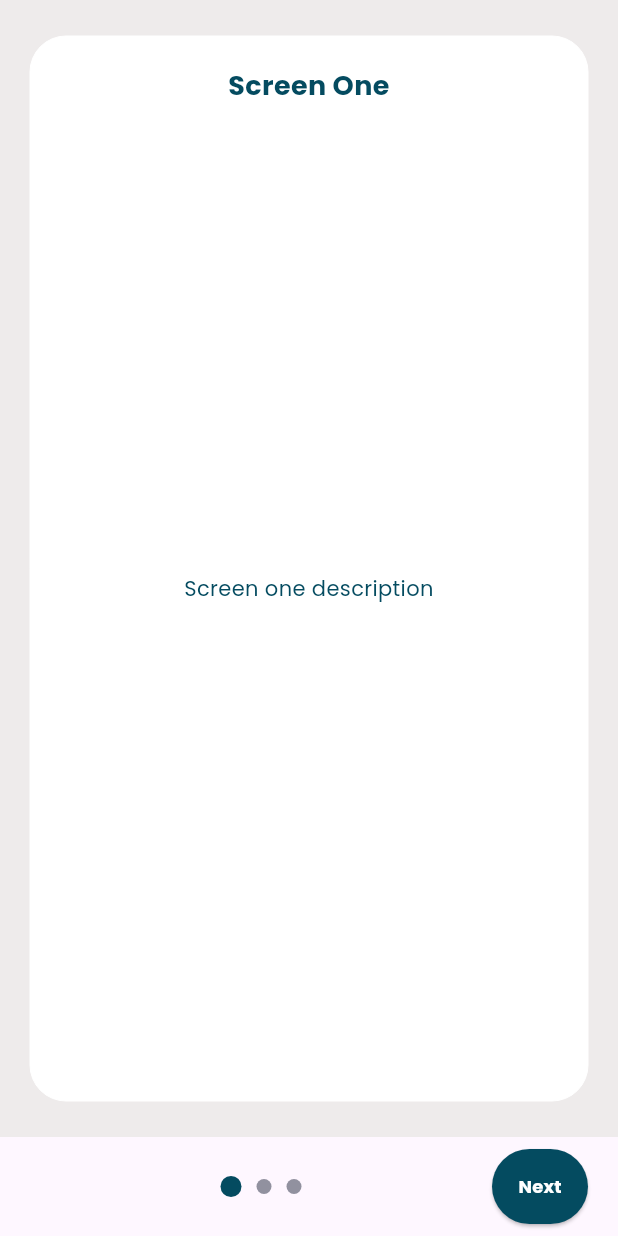
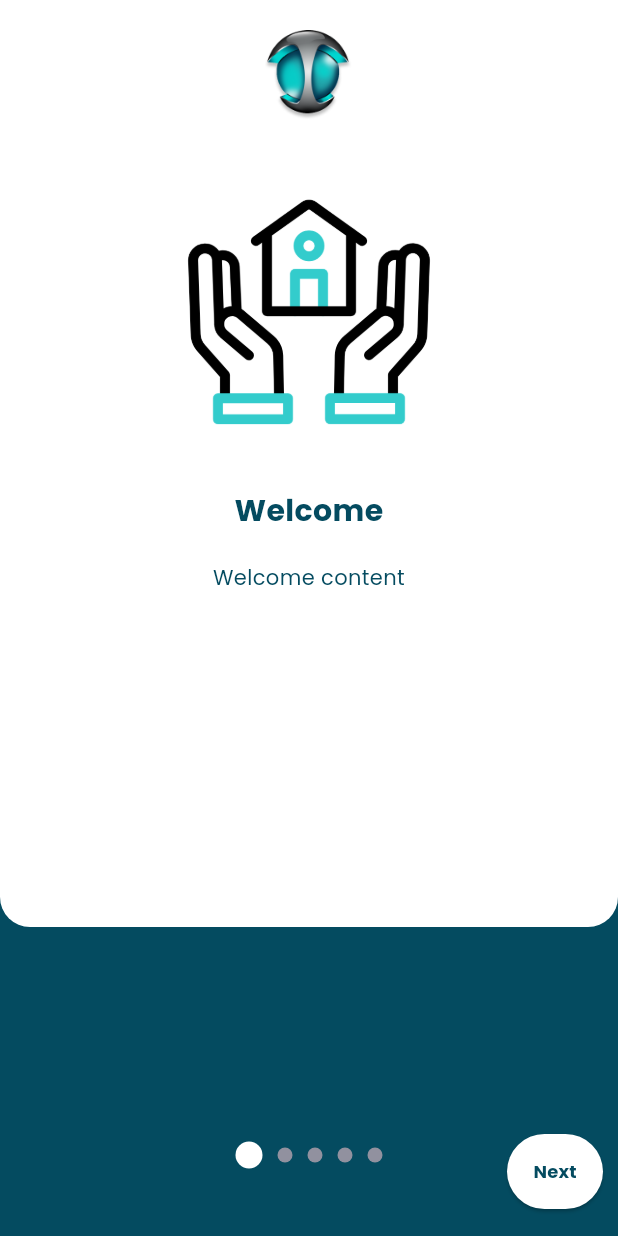
Before and after one commit to onyxtec-org/mortgage_calculator, a Flutter app: the screen it shows after launch, on a phone screen of 412 x 824 dp. Run offline on Flutter 3.47's test engine with Material 3 defaults, Android fonts, the phone set to English and light mode, and no system bars; drawn by our look-alikes of dots_indicator; our stand-ins replace flutter_svg, pie_chart, sqflite; missing offline and left inert: super_tooltip; accounts and stored records are empty.

Commit message:
onboarding view design done

```diff
--- a/lib/common/constants/icons_constant.dart
+++ b/lib/common/constants/icons_constant.dart
@@ -1,6 +1,7 @@
 class IconsConstant {
   static const String iconsBasePath = 'assets/icons/';
   static const String imagesBasePath = 'assets/images/';
+  static const String gifBasePath = 'assets/gif/';
   static const String icBackArrow = '${iconsBasePath}ic-back.svg';
   static const String icDownArrow = '${iconsBasePath}ic-down-arrow.svg';
   static const String icHome = '${iconsBasePath}ic-home.svg';
@@ -31,4 +32,11 @@ class IconsConstant {
   static const String icAvatar = '${imagesBasePath}avatar.png';
   static const String icLogo = '${imagesBasePath}ic-logo.png';
   static const String icBill = '${imagesBasePath}sui.png';
+
+  ///gif asseets path
+  static const String welcomeGif = '${gifBasePath}welcome.gif';
+  static const String calculateMortgageGif = '${gifBasePath}calculate-mortgage.gif';
+  static const String resultGif = '${gifBasePath}result.gif';
+  static const String historyGif = '${gifBasePath}history.gif';
+  static const String getStartedGif = '${gifBasePath}get-started.gif';
 }
--- a/lib/models/OnBoardingModel.dart
+++ b/lib/models/OnBoardingModel.dart
@@ -1,13 +1,17 @@
+import 'package:mortgage_calculator/common/constants/icons_constant.dart';
+
 class OnBoardingModel {
+  final String gifPath;
   final String title;
   final String description;
 
-  OnBoardingModel({required this.title, required this.description});
+  OnBoardingModel({required this.gifPath, required this.title, required this.description});
 
   static final List<OnBoardingModel> onBoardingData = [
-    OnBoardingModel(title: 'Screen One', description: 'Screen one description'),
-    OnBoardingModel(title: 'Screen Two', description: 'Screen two description'),
-    OnBoardingModel(title: 'Screen Three', description: 'Screen three description'),
+    OnBoardingModel(gifPath: IconsConstant.welcomeGif, title: 'Welcome', description: 'Welcome content'),
+    OnBoardingModel(gifPath: IconsConstant.calculateMortgageGif, title: 'Calculate Mortgage', description: 'Calculate Mortgage content'),
+    OnBoardingModel(gifPath: IconsConstant.resultGif, title: 'Result', description: 'Result content'),
+    OnBoardingModel(gifPath: IconsConstant.historyGif, title: 'Save History', description: 'Save history content'),
+    OnBoardingModel(gifPath: IconsConstant.getStartedGif, title: 'Get Started', description: 'Get started content'),
   ];
-
 }
--- a/lib/onboarding_screen.dart
+++ b/lib/onboarding_screen.dart
@@ -3,10 +3,7 @@ import 'package:flutter/material.dart';
 import 'package:mortgage_calculator/ViewModels/OnBoardingViewModel.dart';
 import 'package:mortgage_calculator/common/constants/icons_constant.dart';
 import 'package:mortgage_calculator/common/constants/my_style.dart';
-import 'package:mortgage_calculator/common/widgets/background_container.dart';
 import 'package:mortgage_calculator/common/widgets/elevated_button.dart';
-import 'package:mortgage_calculator/common/widgets/icon_text_view.dart';
-import 'package:mortgage_calculator/common/widgets/svg_icon_widget.dart';
 import 'package:mortgage_calculator/common/widgets/text_view.dart';
 import 'package:mortgage_calculator/home_screen.dart';
 import 'package:provider/provider.dart';
@@ -27,6 +24,9 @@ class _OnBoardingScreenState extends State<OnBoardingScreen> {
 
   @override
   Widget build(BuildContext context) {
+    // Get the screen width and height
+    final screenWidth = MediaQuery.of(context).size.width;
+    final screenHeight = MediaQuery.of(context).size.height;
     return ChangeNotifierProvider(
       create: (_) => OnBoardingViewModel(),
       child: Builder(builder: (context) {
@@ -34,7 +34,26 @@ class _OnBoardingScreenState extends State<OnBoardingScreen> {
         return SafeArea(
           child: Scaffold(
             body: Container(
-              color: MyStyle.backgroundColor,
+              color: MyStyle.primaryColor,
+              child: Column(
+                children: [
+                  Expanded(
+                    child: Container(
+                      decoration: const BoxDecoration(
+                        borderRadius: BorderRadius.only(
+                          bottomLeft: Radius.circular(MyStyle.twenty),
+                          bottomRight: Radius.circular(MyStyle.twenty),
+                        ),
+                        color: MyStyle.whiteColor,
+                      ),
+                      child: Column(
+                        children: [
+                          const SizedBox(height: MyStyle.twenty),
+                          Image.asset(
+                            IconsConstant.icLogo,
+                            width: 60,
+                          ),
+                          Expanded(
                             child: PageView.builder(
                               controller: _pageController,
                               itemCount: onBoardingData.length,
@@ -45,47 +64,28 @@ class _OnBoardingScreenState extends State<OnBoardingScreen> {
                               },
                               itemBuilder: (context, index) {
                                 final item = onBoardingData[index];
-                  return Padding(
-                    padding: const EdgeInsets.symmetric(vertical: MyStyle.twentyFour, horizontal: MyStyle.twenty),
-                    child: BackgroundContainer(
-                        color: MyStyle.whiteColor,
-                        borderRadius: MyStyle.twentyFour,
-                        isBorder: false,
-                        borderColor: MyStyle.whiteColor,
-                        child: Padding(
-                          padding: const EdgeInsets.all(MyStyle.twenty),
-                          child: Column(
-                            children: [
-                              TextView(
-                                text: item.title,
-                                alignment: Alignment.center,
-                                fontSize: MyStyle.eighteen,
-                                fontWeight: FontWeight.bold,
-                              ),
-                              Expanded(
-                                child: Center(
-                                  child: SingleChildScrollView(
-                                    child: TextView(
-                                      text: item.description,
-                                      alignment: Alignment.center,
-                                      fontSize: MyStyle.fourteen,
-                                    ),
-                                  ),
+                                return OnBoardingWidget(item: item, screenWidth: screenWidth);
+                              },
                             ),
                           ),
                         ],
                       ),
-                        )),
-                  );
-                },
                     ),
                   ),
-            bottomNavigationBar: Container(
-              padding: EdgeInsets.symmetric(vertical: MyStyle.eight, horizontal: MyStyle.twenty),
-              child: Row(
+                  Container(
+                    height: screenHeight * 0.25,
+                    padding: const EdgeInsets.symmetric(vertical: MyStyle.eight, horizontal: MyStyle.ten),
+                    child: Column(
+                      children: [
+                        const Spacer(),
+                        Stack(
                           children: [
                             if (currentIndex > 0)
-                    Button(
+                              Align(
+                                alignment: Alignment.centerLeft,
+                                child: Button(
+                                  buttonColor: MyStyle.whiteColor,
+                                  textColor: MyStyle.primaryColor,
                                   onPressed: () {
                                     if (currentIndex > 0) {
                                       _pageController.previousPage(
@@ -97,33 +97,48 @@ class _OnBoardingScreenState extends State<OnBoardingScreen> {
                                   text: 'Back',
                                   fontSize: MyStyle.twelve,
                                 ),
-                  Expanded(
+                              ),
+                            Align(
+                              alignment: Alignment.center,
                               child: DotsIndicator(
                                 dotsCount: onBoardingData.length,
                                 position: currentIndex,
                                 decorator: const DotsDecorator(
                                   color: MyStyle.grayColor,
-                        activeColor: MyStyle.primaryColor,
+                                  activeColor: MyStyle.whiteColor,
                                   size: Size(10, 10),
                                   spacing: EdgeInsets.all(5),
-                        activeSize: Size(14, 14),
+                                  activeSize: Size(MyStyle.eighteen, MyStyle.eighteen),
                                 ),
                               ),
                             ),
-                  Button(
+                            Align(
+                              alignment: Alignment.centerRight,
+                              child: Button(
+                                buttonColor: MyStyle.whiteColor,
+                                textColor: MyStyle.primaryColor,
                                 onPressed: () {
                                   if (currentIndex < onBoardingData.length - 1) {
                                     _pageController.nextPage(
-                          duration: Duration(milliseconds: 300),
+                                      duration: const Duration(milliseconds: 300),
                                       curve: Curves.easeInOut,
                                     );
                                   } else {
-                        Navigator.pushReplacement(context, MaterialPageRoute(builder: (_) => HomeScreen()));
+                                    Navigator.pushReplacement(context, MaterialPageRoute(builder: (_) => const HomeScreen()));
                                   }
                                 },
-                    text: currentIndex < onBoardingData.length - 1 ? 'Next' : 'Get Start',
+                                text: currentIndex < onBoardingData.length - 1 ? 'Next' : 'Get Started',
                                 fontSize: MyStyle.twelve,
                               ),
+                            ),
+                          ],
+                        ),
+                        const SizedBox(
+                          height: MyStyle.ten,
+                        )
+                      ],
+                    ),
+                  )
                 ],
               ),
             ),
@@ -133,3 +148,47 @@ class _OnBoardingScreenState extends State<OnBoardingScreen> {
     );
   }
 }
+
+class OnBoardingWidget extends StatelessWidget {
+  const OnBoardingWidget({
+    super.key,
+    required this.item,
+    required this.screenWidth,
+  });
+
+  final OnBoardingModel item;
+  final double screenWidth;
+
+  @override
+  Widget build(BuildContext context) {
+    return Padding(
+      padding: const EdgeInsets.all(MyStyle.twenty),
+      child: Column(
+        children: [
+          Image.asset(item.gifPath, height: screenWidth / 2),
+          const SizedBox(height: MyStyle.twenty),
+          TextView(
+            text: item.title,
+            alignment: Alignment.center,
+            fontSize: MyStyle.twenty,
+            fontWeight: FontWeight.bold,
+          ),
+          Expanded(
+            child: SingleChildScrollView(
+              child: Column(
+                children: [
+                  const SizedBox(height: MyStyle.twenty),
+                  TextView(
+                    text: item.description,
+                    alignment: Alignment.center,
+                    fontSize: MyStyle.fourteen,
+                  ),
+                ],
+              ),
+            ),
+          ),
+        ],
+      ),
+    );
+  }
+}
--- a/pubspec.yaml
+++ b/pubspec.yaml
@@ -71,6 +71,7 @@ flutter:
   assets:
     - assets/images/
     - assets/icons/
+    - assets/gif/
   # An image asset can refer to one or more resolution-specific "variants", see
   # https://flutter.dev/assets-and-images/#resolution-aware
 
```
Also changed, not shown: assets/gif/calculate-mortgage.gif (added), assets/gif/get-started.gif (added), assets/gif/history.gif (added), assets/gif/result.gif (added), assets/gif/welcome.gif (added). Lines whose indentation alone changed are shown as unchanged.
